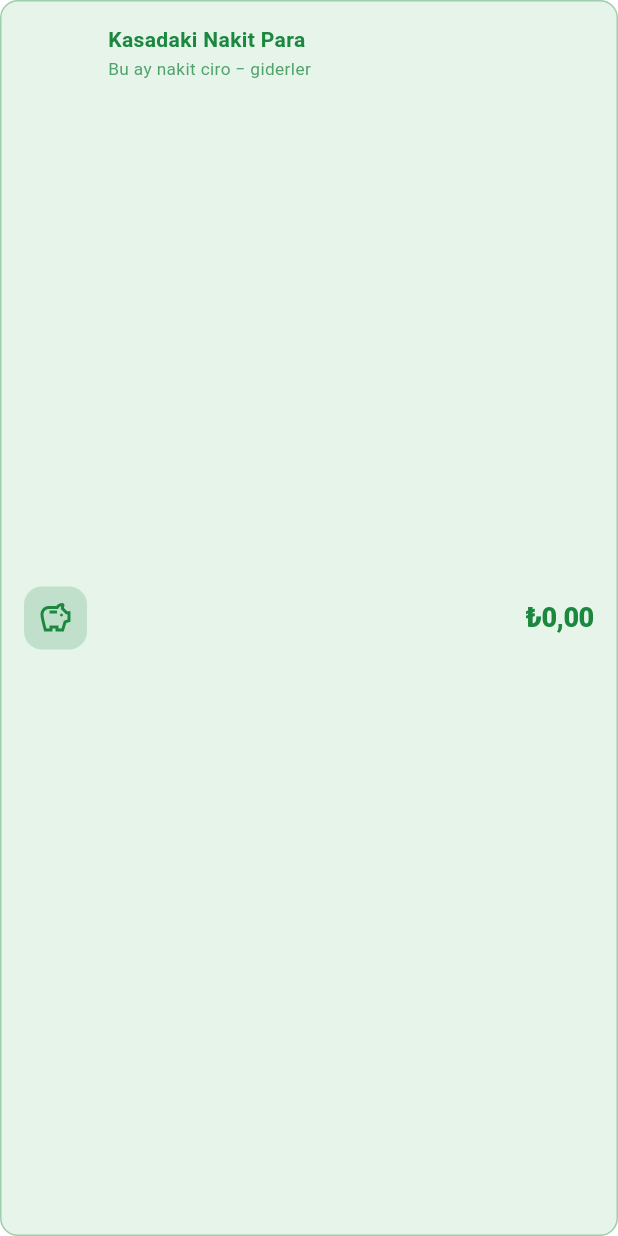
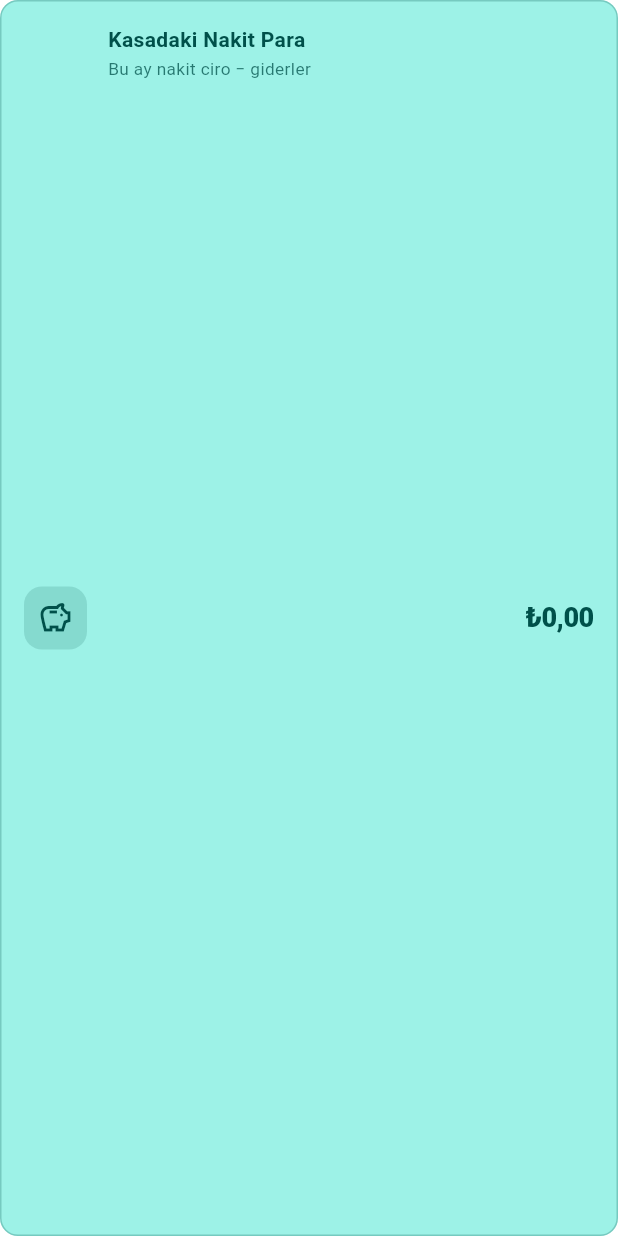
Before and after one commit to HusrevKorpe/black_muasebe_takip, a Flutter app: the _CashInRegisterCard widget shown alone on an empty page, opened directly with empty values, on a phone screen of 412 x 824 dp. Run offline on Flutter 3.47's test engine with Material 3 defaults, Android fonts, the phone set to English and light mode, and no system bars; our stand-ins replace cloud_firestore, firebase_auth, firebase_core, flutter_riverpod, share_plus, shared_preferences and 1 more; missing offline and left inert: excel; accounts and stored records are empty; statements that could not run were skipped.

Commit message:
refactor: Kasadaki Nakit Para kartı tema renklerini kullanıyor
Co-Authored-By: Claude Opus 4.7 (1M context) <noreply@anthropic.com>

```diff
--- a/lib/features/expense/presentation/expenses_screen.dart
+++ b/lib/features/expense/presentation/expenses_screen.dart
@@ -265,14 +265,15 @@ class _CashInRegisterCard extends StatelessWidget {
 
   @override
   Widget build(BuildContext context) {
-    const green = Color(0xFF1B873F);
-    const greenSoft = Color(0xFFE6F4EA);
+    final scheme = Theme.of(context).colorScheme;
+    final bg = scheme.primaryContainer;
+    final fg = scheme.onPrimaryContainer;
     return Card(
       elevation: 0,
-      color: greenSoft,
+      color: bg,
       shape: RoundedRectangleBorder(
         borderRadius: BorderRadius.circular(12),
-        side: BorderSide(color: green.withValues(alpha: 0.35)),
+        side: BorderSide(color: fg.withValues(alpha: 0.25)),
       ),
       child: Padding(
         padding: const EdgeInsets.all(16),
@@ -282,12 +283,12 @@ class _CashInRegisterCard extends StatelessWidget {
               width: 42,
               height: 42,
               decoration: BoxDecoration(
-                color: green.withValues(alpha: 0.18),
+                color: fg.withValues(alpha: 0.15),
                 borderRadius: BorderRadius.circular(12),
               ),
-              child: const Icon(
+              child: Icon(
                 Icons.savings_outlined,
-                color: green,
+                color: fg,
               ),
             ),
             const SizedBox(width: 14),
@@ -295,10 +296,10 @@ class _CashInRegisterCard extends StatelessWidget {
               child: Column(
                 crossAxisAlignment: CrossAxisAlignment.start,
                 children: [
-                  const Text(
+                  Text(
                     'Kasadaki Nakit Para',
                     style: TextStyle(
-                      color: green,
+                      color: fg,
                       fontWeight: FontWeight.w700,
                       fontSize: 14,
                     ),
@@ -307,7 +308,7 @@ class _CashInRegisterCard extends StatelessWidget {
                   Text(
                     'Bu ay nakit ciro − giderler',
                     style: TextStyle(
-                      color: green.withValues(alpha: 0.75),
+                      color: fg.withValues(alpha: 0.75),
                       fontSize: 11.5,
                     ),
                   ),
@@ -316,8 +317,8 @@ class _CashInRegisterCard extends StatelessWidget {
             ),
             Text(
               Money.format(amount),
-              style: const TextStyle(
-                color: green,
+              style: TextStyle(
+                color: fg,
                 fontWeight: FontWeight.w800,
                 fontSize: 18,
                 letterSpacing: -0.3,
```
